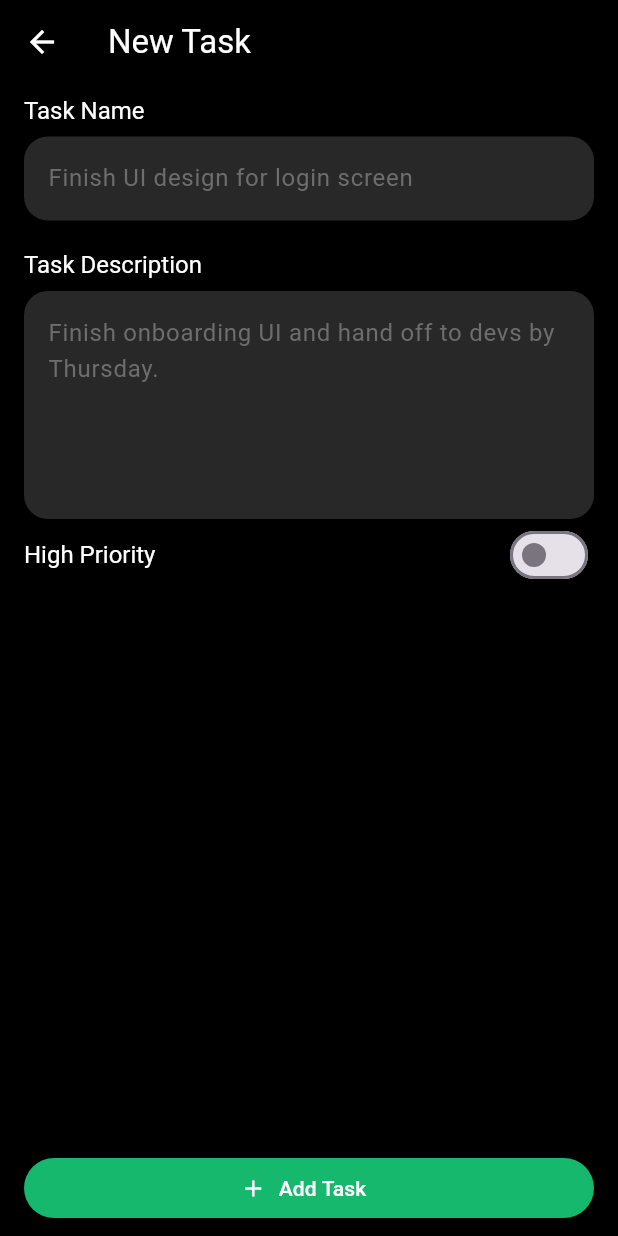
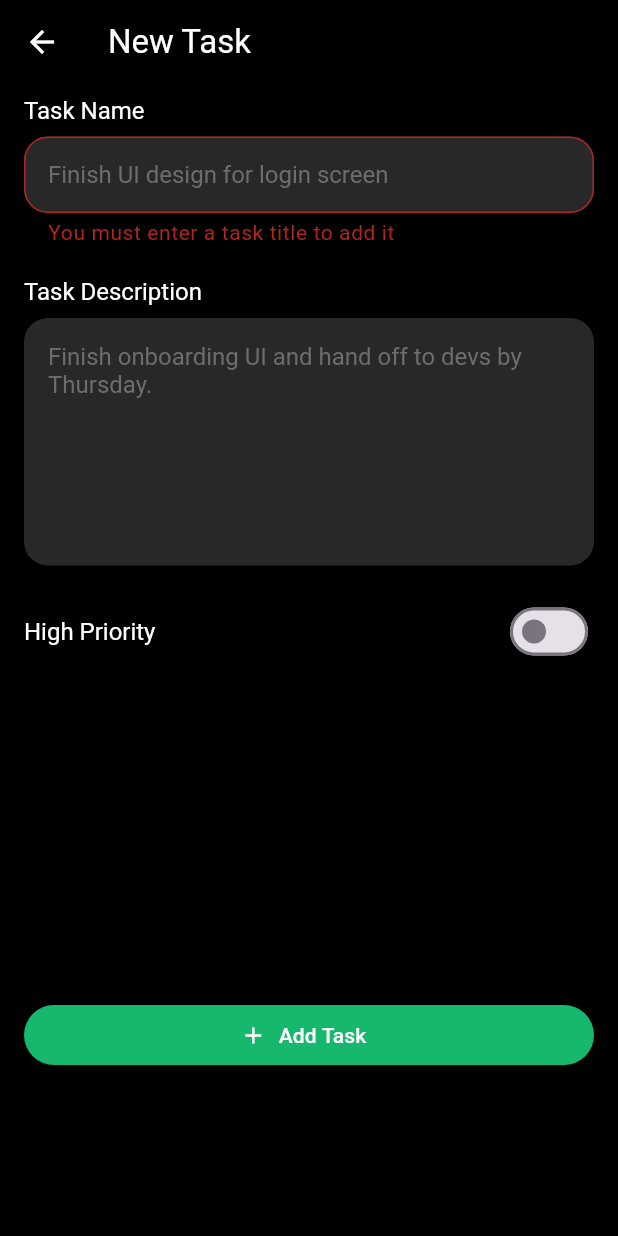
Before and after one commit to maiaboelmagde/Tasky_App, a Flutter app: the NewTaskScreen screen opened directly, after a tap on "Add Task", on a phone screen of 412 x 824 dp. Run offline on Flutter 3.47's test engine with Material 3 defaults, Android fonts, the phone set to English and light mode, and no system bars; our stand-ins replace flutter_svg, shared_preferences; accounts and stored records are empty; Roboto replaces fonts that are missing (Plus Jakarta Sans).

Commit message:
add custom_text_form_field

```diff
--- /dev/null
+++ b/tasky_app/lib/components/custom_text_form_field.dart
@@ -0,0 +1,41 @@
+import 'package:flutter/material.dart';
+
+class CustomTextFormField extends StatelessWidget {
+  const CustomTextFormField({
+    super.key,
+    required this.title,
+    required this.hintText,
+    required this.controller,
+    this.validator,
+    this.maxLines
+    });
+
+    final String title;
+    final String hintText;
+    final TextEditingController controller;
+    final Function(String?)? validator;
+    final int? maxLines ;
+
+  @override
+  Widget build(BuildContext context) {
+    return Column(
+      crossAxisAlignment: CrossAxisAlignment.start,
+      children: [
+        Text(
+              title,
+              style: Theme.of(context).textTheme.displayMedium,
+            ),
+            SizedBox(height: 8),
+            TextFormField(
+              controller: controller,
+              style: Theme.of(context).textTheme.displayMedium,
+              maxLines: maxLines ?? 1,
+              decoration: InputDecoration(
+                hintText: hintText,
+              ),
+              validator: (value)=>validator == null? null : validator!(value),
+            ),
+      ],
+    );
+  }
+}
--- a/tasky_app/lib/screens/home_screen.dart
+++ b/tasky_app/lib/screens/home_screen.dart
@@ -14,7 +14,7 @@ class Homescreen extends StatefulWidget {
 
 class _HomescreenState extends State<Homescreen> {
 
-  String? userName=null;
+  String? userName;
 
   @override
   void initState(){
--- a/tasky_app/lib/screens/new_task_screen.dart
+++ b/tasky_app/lib/screens/new_task_screen.dart
@@ -1,4 +1,5 @@
 import 'package:flutter/material.dart';
+import 'package:tasky_app/components/custom_text_form_field.dart';
 
 class NewTaskScreen extends StatefulWidget {
   const NewTaskScreen({super.key});
@@ -9,6 +10,9 @@ class NewTaskScreen extends StatefulWidget {
 
 class _NewTaskScreenState extends State<NewTaskScreen> {
   bool isHighPtiority = false;
+  final _formKey = GlobalKey<FormState>();
+  final TextEditingController _titleController = TextEditingController();
+  final TextEditingController _descController = TextEditingController();
 
   @override
   Widget build(BuildContext context) {
@@ -16,33 +20,35 @@ class _NewTaskScreenState extends State<NewTaskScreen> {
       appBar: AppBar(title: Text('New Task')),
       body: Padding(
         padding: const EdgeInsets.symmetric(vertical: 8.0, horizontal: 16),
+        child: SingleChildScrollView(
+          child: Form(
+            key: _formKey,
+            child: SizedBox(
+              height: 650,
               child: Column(
                 crossAxisAlignment: CrossAxisAlignment.start,
                 children: [
-            Text(
-              'Task Name ',
-              style: Theme.of(context).textTheme.displayMedium,
+                  CustomTextFormField(
+                    title: 'Task Name ',
+                    hintText: 'Finish UI design for login screen',
+                    controller: _titleController,
+                    validator: (value) {
+                      if (value == null || value.isEmpty) {
+                        return 'You must enter a task title to add it';
+                      }
+                      return null;
+                    },
                   ),
-            SizedBox(height: 8),
-            TextField(
-              decoration: InputDecoration(
-                hintText: 'Finish UI design for login screen',
-              ),
+
+                  SizedBox(height: 20),
+
+                  CustomTextFormField(
+                    title: 'Task Description ',
+                    hintText: 'Finish onboarding UI and hand off to devs by Thursday.',
+                    controller: _descController,
+                    maxLines: 7,
                   ),
                   SizedBox(height: 20),
-            Text(
-              'Task Description ',
-              style: Theme.of(context).textTheme.displayMedium,
-            ),
-            SizedBox(height: 8),
-            TextField(
-              minLines: 5,
-              maxLines: 6,
-              decoration: InputDecoration(
-                hintText:
-                    'Finish onboarding UI and hand off to devs by Thursday.',
-              ),
-            ),
                   Row(
                     children: [
                       Text(
@@ -65,7 +71,14 @@ class _NewTaskScreenState extends State<NewTaskScreen> {
                   Container(
                     width: double.infinity,
                     child: ElevatedButton.icon(
-                onPressed: () {},
+                      onPressed: () {
+                        if (_formKey.currentState?.validate() ?? false) {
+
+                        }else{
+                          _titleController.text = '';
+                          _descController.text = '';
+                        }
+                      },
                       label: Text('Add Task'),
                       icon: Icon(Icons.add),
                     ),
@@ -73,6 +86,9 @@ class _NewTaskScreenState extends State<NewTaskScreen> {
                 ],
               ),
             ),
+          ),
+        ),
+      ),
     );
   }
 }
```
Also changed, not shown: tasky_app/lib/screens/startup_screen.dart (+33 -43 lines). Lines whose indentation alone changed are shown as unchanged.
